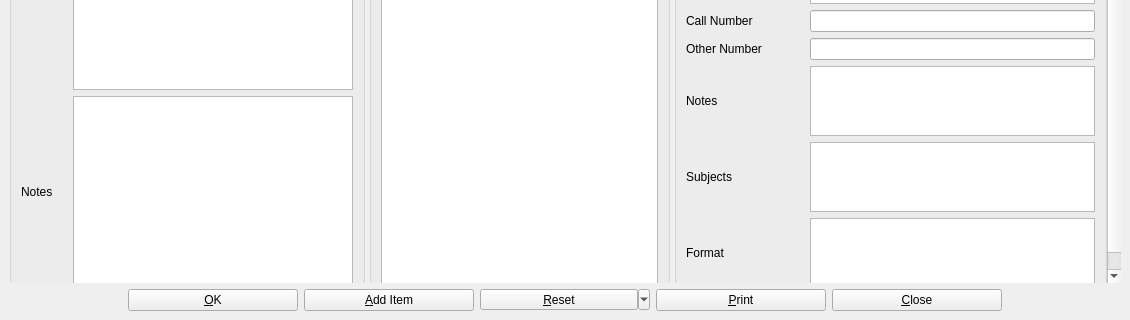
Above: photographinfo.ui from textbrowser/biblioteq before the change; both pictures show x 0 to 1130 and y 604 to 924 of the 1130 by 924 pixel window. Below: the same form after it.
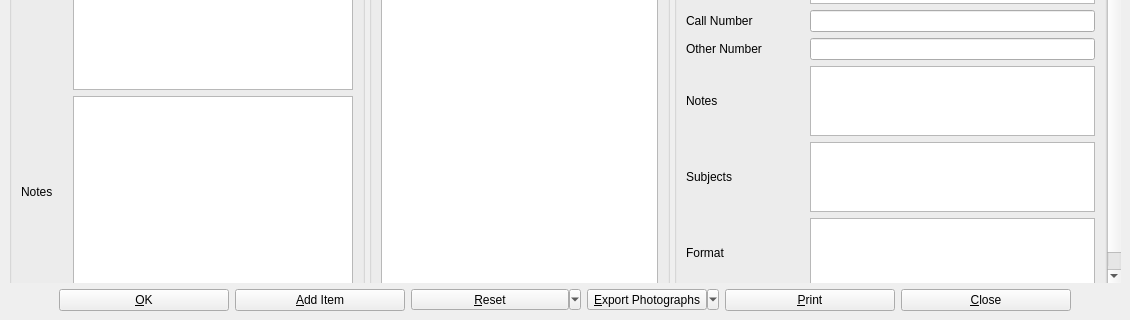
That is the form after the change. Icons and pictures are not drawn. Custom widgets are drawn as their Qt base class.

Commit message: Allow exporting of photographs.

Patch:
```diff
--- a/photographinfo.ui
+++ b/photographinfo.ui
@@ -631,6 +631,16 @@
         </property>
        </widget>
       </item>
+      <item>
+       <widget class="QToolButton" name="exportPhotographsToolButton">
+        <property name="text">
+         <string>&amp;Export Photographs</string>
+        </property>
+        <property name="popupMode">
+         <enum>QToolButton::MenuButtonPopup</enum>
+        </property>
+       </widget>
+      </item>
       <item>
        <widget class="QPushButton" name="printButton">
         <property name="minimumSize">
```
Left out of the diff: 3 changed lines with no effect on the pictures. The commit also changes 4 other files.
